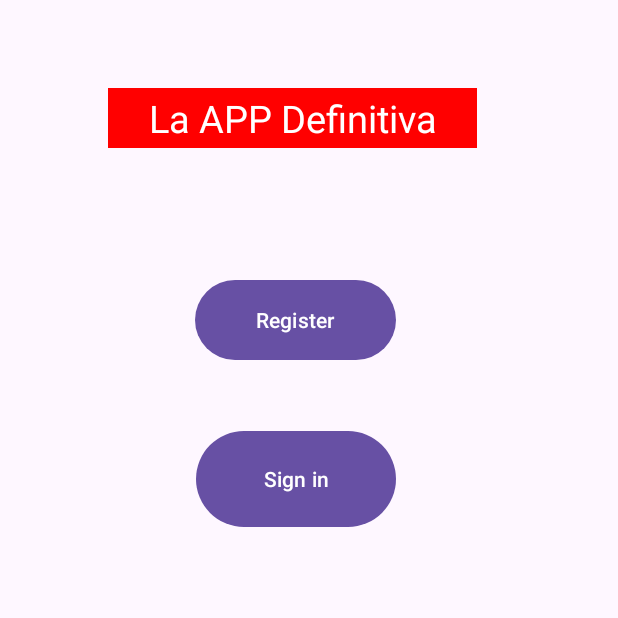
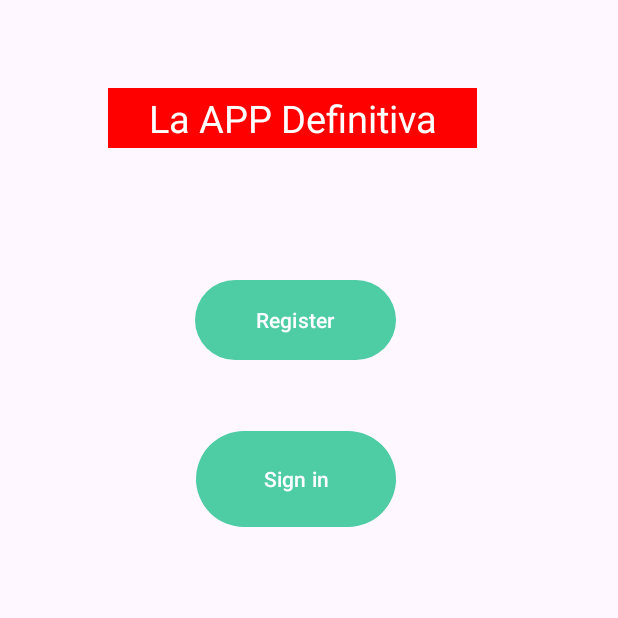
Before and after one commit to Tagyaku/AppVicenteMisCocos, an Android app: the screen it shows after launch (MainActivity), on a phone screen of 412 x 824 dp, the top half of it. Run offline under Robolectric (Android 15) with nearby library versions, the phone set to English and light mode, and no system bars; our stand-ins replace Room's generated code, data binding.

Commit message:
segundo commit

```diff
--- a/app/src/main/AndroidManifest.xml
+++ b/app/src/main/AndroidManifest.xml
@@ -41,6 +41,7 @@
                 <category android:name="android.intent.category.LAUNCHER" />
             </intent-filter>
         </activity>
+
     </application>
 
 </manifest>
--- a/app/src/main/res/values/colors.xml
+++ b/app/src/main/res/values/colors.xml
@@ -1,5 +1,10 @@
-<?xml version="1.0" encoding="utf-8"?>
 <resources>
-    <color name="black">#FF000000</color>
+    <color name="colorPrimary">#4ECCA3</color> <!-- Color primario -->
+    <color name="colorPrimaryDark">#2D6A4F</color> <!-- Color primario oscuro -->
+    <color name="colorAccent">#E9C46A</color> <!-- Color de acento -->
+    <color name="colorBackground">#F0ECE3</color> <!-- Color de fondo -->
+    <color name="colorText">#2B2D42</color> <!-- Color de texto -->
     <color name="white">#FFFFFFFF</color>
+    <color name="black">#FFFFFFFF</color>
+
 </resources>
--- a/app/src/main/res/values/themes.xml
+++ b/app/src/main/res/values/themes.xml
@@ -2,8 +2,16 @@
     <!-- Base application theme. -->
     <style name="Base.Theme.APPVicenteMisCocos" parent="Theme.Material3.DayNight.NoActionBar">
         <!-- Customize your light theme here. -->
-        <!-- <item name="colorPrimary">@color/my_light_primary</item> -->
+        <item name="colorPrimary">@color/colorPrimary</item>
+        <item name="colorPrimaryVariant">@color/colorPrimaryDark</item>
+        <item name="colorOnPrimary">@color/white</item>
+        <item name="colorSecondary">@color/colorAccent</item>
+        <item name="colorSecondaryVariant">@color/colorAccent</item>
+        <item name="colorOnSecondary">@color/black</item>
+        <!-- Agrega más personalizaciones según tus colores y preferencias -->
     </style>
 
-    <style name="Theme.APPVicenteMisCocos" parent="Base.Theme.APPVicenteMisCocos" />
+    <style name="Theme.APPVicenteMisCocos" parent="Base.Theme.APPVicenteMisCocos">
+        <!-- Aquí puedes personalizar aún más el tema si es necesario -->
+    </style>
 </resources>
```
